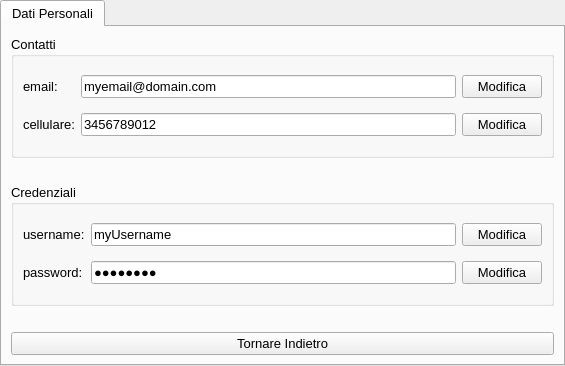
Above: ui/Titolare/VisualizzaDatiPersonali/datiTitolare.ui from mdoraz/Hotel before the change. Below: the same form after it.
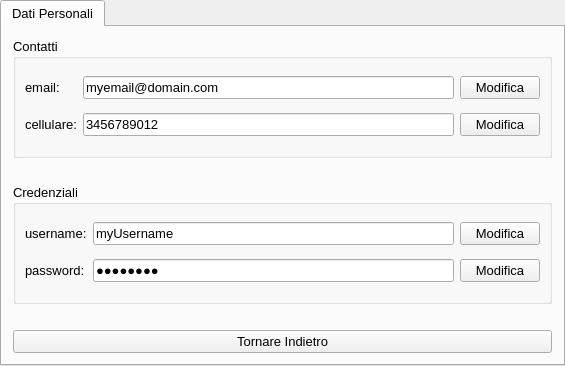
That is the form after the change.

Commit message: conclusa implementazione di DatiTitolareUI

What changed in the file:
```diff
--- a/ui/Titolare/VisualizzaDatiPersonali/datiTitolare.ui
+++ b/ui/Titolare/VisualizzaDatiPersonali/datiTitolare.ui
@@ -24,6 +24,18 @@
     <string>Dati Personali</string>
    </attribute>
    <layout class="QVBoxLayout" name="verticalLayout">
+    <property name="leftMargin">
+     <number>11</number>
+    </property>
+    <property name="topMargin">
+     <number>11</number>
+    </property>
+    <property name="rightMargin">
+     <number>11</number>
+    </property>
+    <property name="bottomMargin">
+     <number>11</number>
+    </property>
     <item>
      <widget class="QGroupBox" name="groupBoxContatti">
       <property name="title">
```
Left out of the diff: 10 changed lines with no effect on the pictures. The commit also changes 5 other files.
